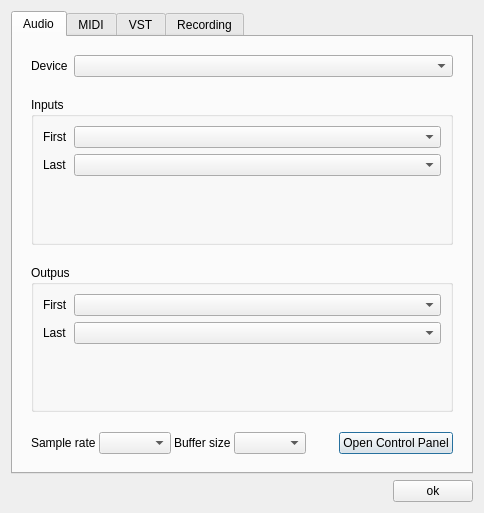
Above: src/gui/PreferencesDialog.ui from elieserdejesus/JamTaba before the change. Below: the same form after it.
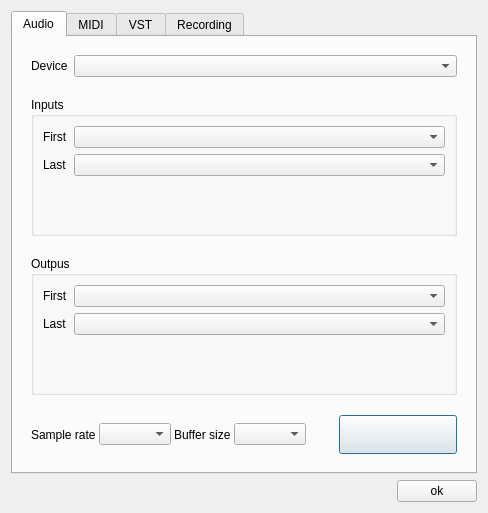
That is the form after the change. Icons and pictures are not drawn.

Commit message: asio button image

Patch:
```diff
--- a/src/gui/PreferencesDialog.ui
+++ b/src/gui/PreferencesDialog.ui
@@ -209,8 +209,26 @@
             </item>
             <item>
              <widget class="QPushButton" name="buttonControlPanel">
+              <property name="minimumSize">
+               <size>
+                <width>118</width>
+                <height>0</height>
+               </size>
+              </property>
+              <property name="maximumSize">
+               <size>
+                <width>110</width>
+                <height>39</height>
+               </size>
+              </property>
+              <property name="cursor">
+               <cursorShape>PointingHandCursor</cursorShape>
+              </property>
+              <property name="styleSheet">
+               <string notr="true">background-image: url(:/images/asio.png);</string>
+              </property>
               <property name="text">
-               <string>Open Control Panel</string>
+               <string/>
               </property>
              </widget>
             </item>
```
The commit also changes 3 other files.
